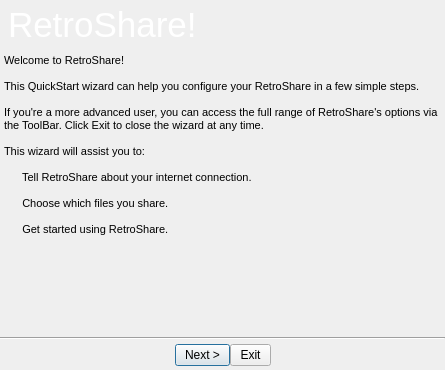
First picture: the form in retroshare-gui/src/gui/QuickStartWizard.ui, repository RetroShare/RetroShare, before the edit.
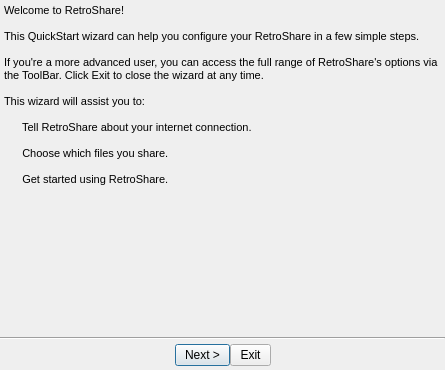
Second picture: the form after the edit. Icons and pictures are not drawn. Custom widgets are drawn as their Qt base class.

Commit message: Added new base class HeaderFrame - image and text at top of the windows.

The edit to the form file:
```diff
--- a/retroshare-gui/src/gui/QuickStartWizard.ui
+++ b/retroshare-gui/src/gui/QuickStartWizard.ui
@@ -80,76 +80,13 @@
     <number>0</number>
    </property>
    <item row="0" column="0">
-    <widget class="QFrame" name="frameCommonHeader">
-     <property name="minimumSize">
-      <size>
-       <width>0</width>
-       <height>50</height>
-      </size>
-     </property>
-     <property name="maximumSize">
-      <size>
-       <width>16777215</width>
-       <height>50</height>
-      </size>
-     </property>
-     <property name="styleSheet">
-      <string notr="true">background-image: url(:/images/connect/connectFriendBanner.png);
-</string>
-     </property>
+    <widget class="HeaderFrame" name="headerFrame">
      <property name="frameShape">
       <enum>QFrame::NoFrame</enum>
      </property>
      <property name="frameShadow">
       <enum>QFrame::Raised</enum>
      </property>
-     <layout class="QGridLayout" name="gridLayout_23">
-      <property name="margin">
-       <number>1</number>
-      </property>
-      <property name="spacing">
-       <number>0</number>
-      </property>
-      <item row="0" column="0">
-       <widget class="QLabel" name="labelCommonHeader">
-        <property name="maximumSize">
-         <size>
-          <width>48</width>
-          <height>48</height>
-         </size>
-        </property>
-        <property name="styleSheet">
-         <string notr="true">background-color: transparent;</string>
-        </property>
-        <property name="pixmap">
-         <pixmap resource="images.qrc">:/images/rs_wizard.png</pixmap>
-        </property>
-        <property name="scaledContents">
-         <bool>true</bool>
-        </property>
-       </widget>
-      </item>
-      <item row="0" column="1">
-       <widget class="QLabel" name="label">
-        <property name="sizePolicy">
-         <sizepolicy hsizetype="MinimumExpanding" vsizetype="Preferred">
-          <horstretch>0</horstretch>
-          <verstretch>0</verstretch>
-         </sizepolicy>
-        </property>
-        <property name="styleSheet">
-         <string notr="true">color: rgb(255, 255, 255);</string>
-        </property>
-        <property name="text">
-         <string>&lt;!DOCTYPE HTML PUBLIC &quot;-//W3C//DTD HTML 4.0//EN&quot; &quot;http://www.w3.org/TR/REC-html40/strict.dtd&quot;&gt;
-&lt;html&gt;&lt;head&gt;&lt;meta name=&quot;qrichtext&quot; content=&quot;1&quot; /&gt;&lt;style type=&quot;text/css&quot;&gt;
-p, li { white-space: pre-wrap; }
-&lt;/style&gt;&lt;/head&gt;&lt;body style=&quot; font-family:'MS Shell Dlg 2'; font-size:8.25pt; font-weight:400; font-style:normal;&quot;&gt;
-&lt;p style=&quot; margin-top:0px; margin-bottom:0px; margin-left:0px; margin-right:0px; -qt-block-indent:0; text-indent:0px;&quot;&gt;&lt;span style=&quot; font-size:26pt;&quot;&gt;RetroShare!&lt;/span&gt;&lt;/p&gt;&lt;/body&gt;&lt;/html&gt;</string>
-        </property>
-       </widget>
-      </item>
-     </layout>
     </widget>
    </item>
    <item row="1" column="0">
@@ -1005,6 +942,14 @@
    </item>
   </layout>
  </widget>
+ <customwidgets>
+  <customwidget>
+   <class>HeaderFrame</class>
+   <extends>QFrame</extends>
+   <header>gui/common/HeaderFrame.h</header>
+   <container>1</container>
+  </customwidget>
+ </customwidgets>
  <resources>
   <include location="images.qrc"/>
  </resources>
```
Left out of the diff: 9 changed lines with no effect on the pictures. The commit also changes 41 other files.
